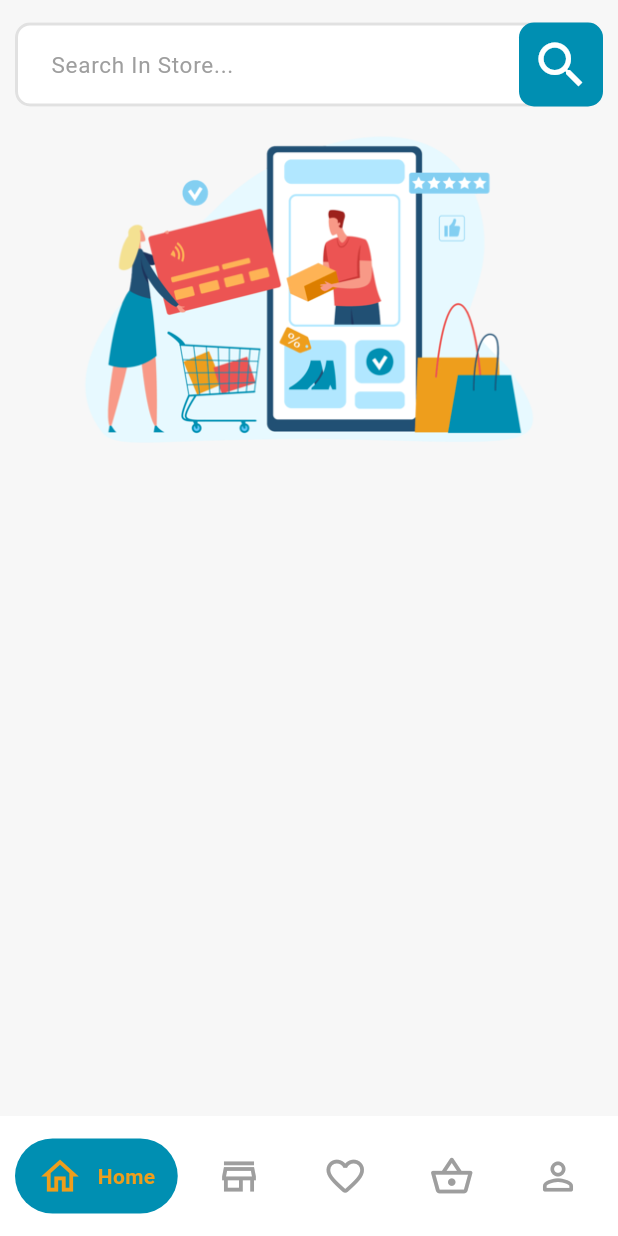
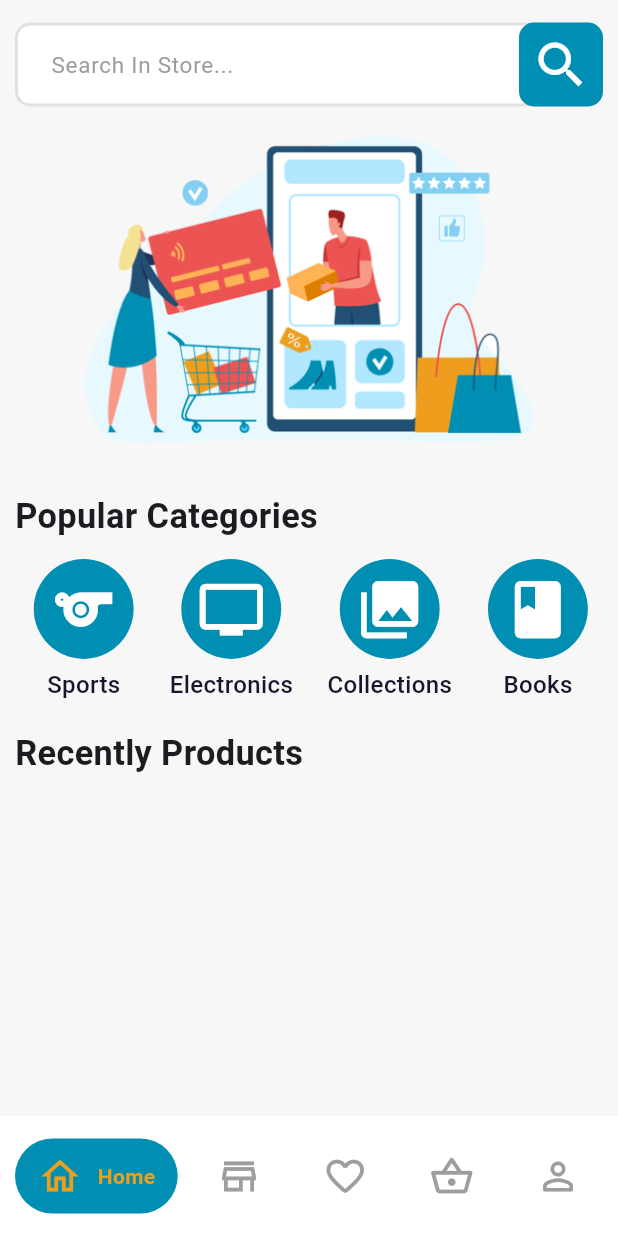
Before and after one commit to M-Waleed-Elsherbeny/E_Commerce_Market, a Flutter app: the MainNavBar screen opened by its route, on a phone screen of 412 x 824 dp. Run offline on Flutter 3.47's test engine with Material 3 defaults, Android fonts, the phone set to English and light mode, and no system bars; drawn by our look-alikes of google_nav_bar; our stand-ins replace flutter_bloc, flutter_screenutil.

Commit message:
Added Categories List in Home Screen

```diff
--- /dev/null
+++ b/lib/screens/home/models/categories_model.dart
@@ -0,0 +1,15 @@
+import 'package:flutter/material.dart';
+
+class CategoriesModel {
+  final IconData icon;
+  final String title;
+  CategoriesModel({required this.icon, required this.title});
+
+  static List<CategoriesModel> get getCategories => [
+    CategoriesModel(icon: Icons.sports, title: 'Sports'),
+    CategoriesModel(icon: Icons.tv, title: 'Electronics'),
+    CategoriesModel(icon: Icons.collections, title: 'Collections'),
+    CategoriesModel(icon: Icons.book, title: 'Books'),
+    CategoriesModel(icon: Icons.games, title: 'Games'),
+  ];
+}
--- a/lib/screens/home/ui/home_screen.dart
+++ b/lib/screens/home/ui/home_screen.dart
@@ -4,6 +4,7 @@ import 'package:my_e_commerce_app/core/assets/app_assets.dart';
 import 'package:my_e_commerce_app/core/colors/app_colors.dart';
 import 'package:my_e_commerce_app/core/widgets/custom_search_field.dart';
 import 'package:my_e_commerce_app/core/widgets/height_spacer.dart';
+import 'package:my_e_commerce_app/screens/home/models/categories_model.dart';
 
 class HomeScreen extends StatelessWidget {
   const HomeScreen({super.key});
@@ -38,6 +39,53 @@ class HomeScreen extends StatelessWidget {
             ),
           ),
         ),
+        HeightSpacer(height: 15),
+        Text(
+          "Popular Categories",
+          style: TextStyle(fontSize: 20.sp, fontWeight: FontWeight.bold),
+        ),
+        HeightSpacer(height: 10),
+        SizedBox(
+          height: 80.h,
+          child: ListView.builder(
+            itemCount: CategoriesModel.getCategories.length,
+            scrollDirection: Axis.horizontal,
+            itemBuilder: (context, index) {
+              return Padding(
+                padding: EdgeInsets.symmetric(horizontal: 10.w),
+                child: Column(
+                  children: [
+                    Expanded(
+                      child: CircleAvatar(
+                        backgroundColor: AppColors.kPrimaryColor,
+                        maxRadius: 30.r,
+                        child: Icon(
+                          CategoriesModel.getCategories[index].icon,
+                          color: AppColors.kWhiteColor,
+                          size: 40.sp,
+                        ),
+                      ),
+                    ),
+                    HeightSpacer(height: 5),
+                    Text(
+                      CategoriesModel.getCategories[index].title,
+                      style: TextStyle(
+                        fontSize: 14.sp,
+                        fontWeight: FontWeight.w500,
+                        color: AppColors.kBlackColor,
+                      ),
+                    ),
+                  ],
+                ),
+              );
+            },
+          ),
+        ),
+        HeightSpacer(height: 15),
+        Text(
+          "Recently Products",
+          style: TextStyle(fontSize: 20.sp, fontWeight: FontWeight.bold),
+        ),
       ],
     );
   }
```
